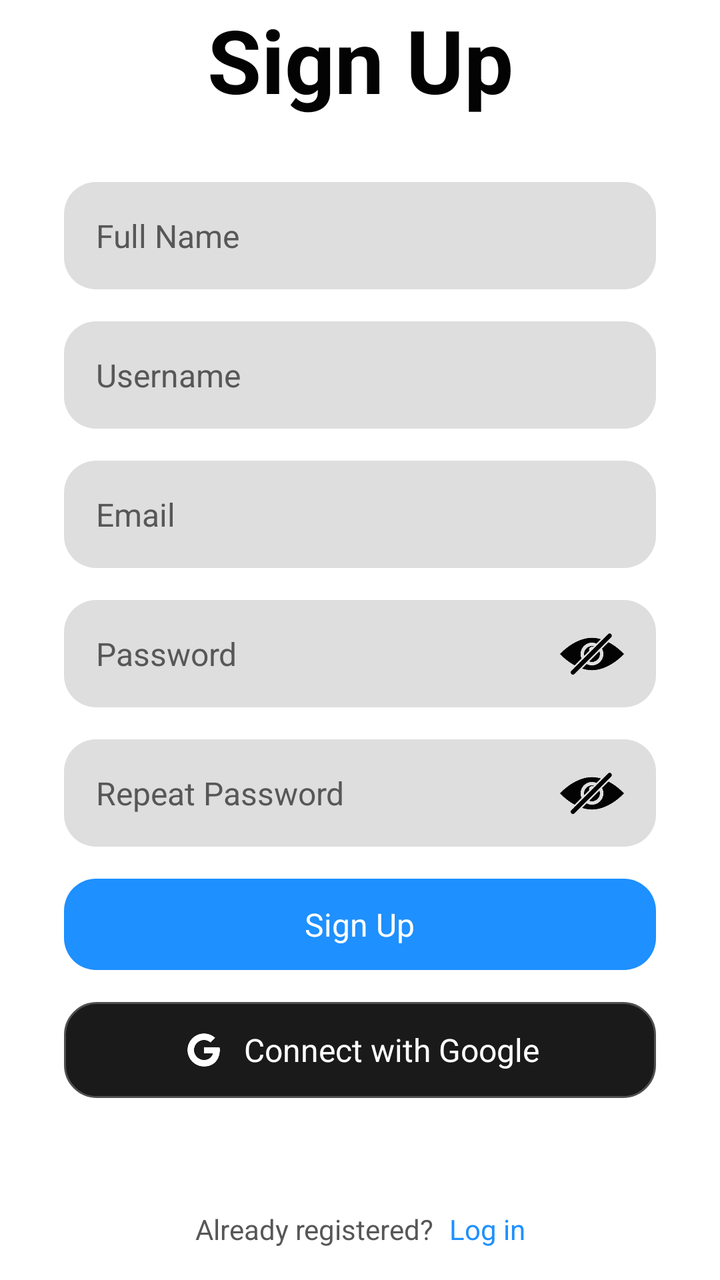
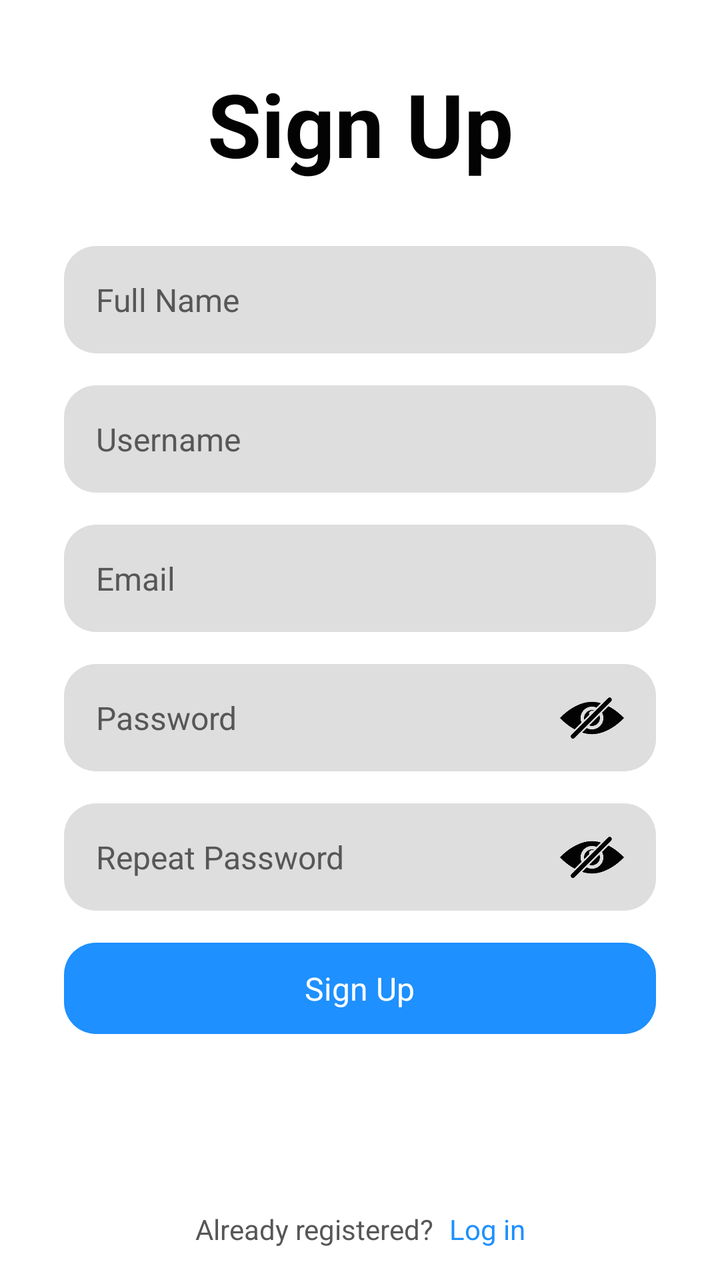

Two renders of the same Android screen: before a commit and after it. Below are the layout's source before the change and the commit's diff.
<!-- AndroidManifest.xml: application theme Theme.TFG -->
<!-- res/layout/activity_signup.xml -->
<?xml version="1.0" encoding="utf-8"?>
<androidx.constraintlayout.widget.ConstraintLayout xmlns:android="http://schemas.android.com/apk/res/android"
    xmlns:app="http://schemas.android.com/apk/res-auto"
    xmlns:tools="http://schemas.android.com/tools"
    android:id="@+id/main"
    android:layout_width="match_parent"
    android:layout_height="match_parent"
    android:background="?attr/colorPrimary"
    tools:context=".SignupActivity">

    <TextView
        android:id="@+id/esloganText"
        android:layout_width="wrap_content"
        android:layout_height="wrap_content"
        android:layout_marginBottom="32dp"
        android:text="Sign Up"
        android:textColor="?attr/colorContrast"
        android:textSize="44sp"
        android:textStyle="bold"
        app:layout_constraintBottom_toTopOf="@+id/linearLayout"
        app:layout_constraintEnd_toEndOf="parent"
        app:layout_constraintStart_toStartOf="parent" />

    <LinearLayout
        android:id="@+id/linearLayout"
        android:layout_width="match_parent"
        android:layout_height="wrap_content"
        android:layout_marginStart="32dp"
        android:layout_marginEnd="32dp"
        android:orientation="vertical"
        app:layout_constraintBottom_toBottomOf="parent"
        app:layout_constraintEnd_toEndOf="parent"
        app:layout_constraintStart_toStartOf="parent"
        app:layout_constraintTop_toTopOf="parent">

        <EditText
            android:id="@+id/nameET"
            android:layout_width="match_parent"
            android:layout_height="wrap_content"
            android:background="@drawable/rounded_edittext"
            android:hint="Full Name"
            android:inputType="text"
            android:padding="16dp"
            android:password="false"
            android:textColor="?attr/colorContrast"
            android:textColorHint="?attr/colorTextSecondary"
            android:textSize="16sp" />

        <EditText
            android:id="@+id/userET"
            android:layout_width="match_parent"
            android:layout_height="wrap_content"
            android:layout_marginTop="16dp"
            android:background="@drawable/rounded_edittext"
            android:hint="Username"
            android:inputType="text"
            android:padding="16dp"
            android:password="false"
            android:textColor="?attr/colorContrast"
            android:textColorHint="?attr/colorTextSecondary"
            android:textSize="16sp" />

        <EditText
            android:id="@+id/emailET"
            android:layout_width="match_parent"
            android:layout_height="wrap_content"
            android:layout_marginTop="16dp"
            android:background="@drawable/rounded_edittext"
            android:hint="Email"
            android:inputType="text"
            android:padding="16dp"
            android:password="false"
            android:textColor="?attr/colorContrast"
            android:textColorHint="?attr/colorTextSecondary"
            android:textSize="16sp" />

        <androidx.constraintlayout.widget.ConstraintLayout
            android:layout_width="match_parent"
            android:layout_height="match_parent">

            <EditText
                android:id="@+id/passwordET"
                android:layout_width="match_parent"
                android:layout_height="wrap_content"
                android:layout_marginTop="16dp"
                android:background="@drawable/rounded_edittext"
                android:hint="Password"
                android:inputType="text"
                android:padding="16dp"
                android:password="true"
                android:textColor="?attr/colorContrast"
                android:textColorHint="?attr/colorTextSecondary"
                android:textSize="16sp"
                app:layout_constraintEnd_toEndOf="parent"
                app:layout_constraintStart_toStartOf="parent"
                app:layout_constraintTop_toTopOf="parent" />

            <ImageView
                android:id="@+id/visibilitybtn"
                android:layout_width="32dp"
                android:layout_height="32dp"
                android:layout_marginEnd="16dp"
                android:tint="?attr/colorContrast"
                app:layout_constraintBottom_toBottomOf="parent"
                app:layout_constraintEnd_toEndOf="parent"
                app:layout_constraintTop_toTopOf="@+id/passwordET"
                app:srcCompat="@drawable/invisible" />
        </androidx.constraintlayout.widget.ConstraintLayout>

        <androidx.constraintlayout.widget.ConstraintLayout
            android:layout_width="match_parent"
            android:layout_height="match_parent">

            <EditText
                android:id="@+id/passwordET2"
                android:layout_width="match_parent"
                android:layout_height="wrap_content"
                android:layout_marginTop="16dp"
                android:background="@drawable/rounded_edittext"
                android:hint="Repeat Password"
                android:inputType="text"
                android:padding="16dp"
                android:password="true"
                android:textColor="?attr/colorContrast"
                android:textColorHint="?attr/colorTextSecondary"
                android:textSize="16sp"
                app:layout_constraintEnd_toEndOf="parent"
                app:layout_constraintStart_toStartOf="parent"
                app:layout_constraintTop_toTopOf="parent" />

            <ImageView
                android:id="@+id/visibilitybtn2"
                android:layout_width="32dp"
                android:layout_height="32dp"
                android:layout_marginEnd="16dp"
                android:tint="?attr/colorContrast"
                app:layout_constraintBottom_toBottomOf="parent"
                app:layout_constraintEnd_toEndOf="parent"
                app:layout_constraintTop_toTopOf="@+id/passwordET2"
                app:srcCompat="@drawable/invisible" />
        </androidx.constraintlayout.widget.ConstraintLayout>

        <LinearLayout
            android:id="@+id/signUpBtn"
            android:layout_width="match_parent"
            android:layout_height="match_parent"
            android:layout_marginTop="16dp"
            android:background="@drawable/rounded_button"
            android:gravity="center"
            android:orientation="horizontal"
            android:padding="12dp">

            <TextView
                android:layout_width="wrap_content"
                android:layout_height="wrap_content"
                android:text="Sign Up"
                android:textColor="#FFFFFF"
                android:textSize="16sp" />
        </LinearLayout>

        <LinearLayout
            android:id="@+id/googleBtn"
            android:layout_width="match_parent"
            android:layout_height="wrap_content"
            android:layout_marginTop="16dp"
            android:background="@drawable/rounded_button_black"
            android:gravity="center"
            android:orientation="horizontal"
            android:padding="12dp">

            <ImageView
                android:layout_width="24dp"
                android:layout_height="24dp"
                android:contentDescription="Icono del botón"
                android:src="@drawable/googlelogo" />

            <Space
                android:layout_width="8dp"
                android:layout_height="wrap_content" />

            <TextView
                android:layout_width="wrap_content"
                android:layout_height="wrap_content"
                android:text="Connect with Google"
                android:textColor="#FFFFFF"
                android:textSize="16sp" />
        </LinearLayout>

    </LinearLayout>

    <LinearLayout
        android:layout_width="wrap_content"
        android:layout_height="wrap_content"
        android:layout_marginBottom="16dp"
        android:orientation="horizontal"
        app:layout_constraintBottom_toBottomOf="parent"
        app:layout_constraintEnd_toEndOf="parent"
        app:layout_constraintStart_toStartOf="parent">

        <TextView
            android:id="@+id/termsTxt"
            android:layout_width="wrap_content"
            android:layout_height="wrap_content"
            android:layout_weight="1"
            android:text="Already registered?"
            android:textColor="?attr/colorTextSecondary"
            app:layout_constraintBottom_toBottomOf="parent"
            app:layout_constraintEnd_toEndOf="parent"
            app:layout_constraintStart_toStartOf="parent" />

        <TextView
            android:id="@+id/signTxt"
            android:layout_width="wrap_content"
            android:layout_height="wrap_content"
            android:layout_marginLeft="8dp"
            android:layout_weight="1"
            android:text="Log in"
            android:textColor="#1E90FF"
            app:layout_constraintBottom_toBottomOf="parent"
            app:layout_constraintEnd_toEndOf="parent"
            app:layout_constraintStart_toStartOf="parent" />
    </LinearLayout>

</androidx.constraintlayout.widget.ConstraintLayout>
<!-- resources referenced by this layout -->
<resources>
  <!-- drawable googlelogo: png bitmap (drawable, 2703 bytes) -->
  <!-- drawable invisible: png bitmap (drawable, 11139 bytes) -->
  <!-- drawable rounded_button (drawable) -->
  <shape xmlns:android="http://schemas.android.com/apk/res/android">
      <solid android:color="?attr/globalBlue"/>
      <corners android:radius="16dp"/>
      <padding
          android:left="16dp"
          android:right="16dp"
          android:top="10dp"
          android:bottom="10dp"/>
  </shape>
  <!-- drawable rounded_button_black (drawable) -->
  <shape xmlns:android="http://schemas.android.com/apk/res/android">
      <solid android:color="#1A1A1A"/>
      <corners android:radius="16dp"/>
      <stroke
          android:width="1dp"
          android:color="#4F4F4F" />
      <padding
          android:left="16dp"
          android:right="16dp"
          android:top="10dp"
          android:bottom="10dp"/>
  </shape>
  <!-- drawable rounded_edittext (drawable) -->
  <shape xmlns:android="http://schemas.android.com/apk/res/android">
      <solid android:color="?attr/colorBackground2" />
  
      <corners android:radius="16dp" />
  
      <padding
          android:left="12dp"
          android:right="12dp"
          android:top="12dp"
          android:bottom="12dp" />
  </shape>
  <style name="Theme.TFG" parent="Base.Theme.TFG" />
  <style name="Base.Theme.TFG" parent="Theme.Material3.DayNight.NoActionBar">
          <item name="colorPrimary">@color/mainBackgroundWhite</item>
          <item name="colorContrast">@color/mainTextWhite</item>
          <item name="colorBackground2">@color/background2White</item>
          <item name="colorTextSecondary">@color/secondTextWhite</item>
          <item name="globalBlue">@color/globalBlue</item>
      </style>
  <color name="mainBackgroundWhite">#FFFFFF</color>
  <color name="mainTextWhite">#030303</color>
  <color name="background2White">#DEDEDE</color>
  <color name="secondTextWhite">#575757</color>
  <color name="globalBlue">#1E90FF</color>
</resources>

<!-- the commit's change to res/layout/activity_signup.xml (unified diff, before → after) -->
@@ -166,7 +166,8 @@
             android:background="@drawable/rounded_button_black"
             android:gravity="center"
             android:orientation="horizontal"
-            android:padding="12dp">
+            android:padding="12dp"
+            android:visibility="gone">
 
             <ImageView
                 android:layout_width="24dp"
